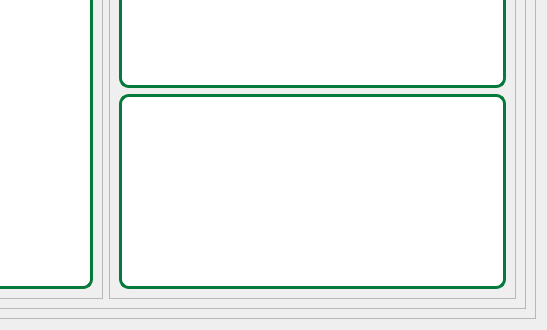
Qt form PATP/asset_ctrl/templates/interfaces/patr_view.ui (eduardogm22/controle_patrimonio) before a commit; both pictures show x 335 to 882 and y 298 to 628 of the 882 by 628 pixel window.
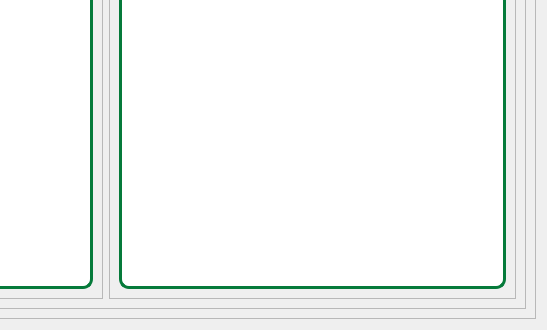
The same form after that commit.

Diff of the .ui file:
```diff
--- a/PATP/asset_ctrl/templates/interfaces/patr_view.ui
+++ b/PATP/asset_ctrl/templates/interfaces/patr_view.ui
@@ -422,29 +422,6 @@
               </property>
              </widget>
             </item>
-            <item>
-             <widget class="QListView" name="date_view">
-              <property name="minimumSize">
-               <size>
-                <width>300</width>
-                <height>0</height>
-               </size>
-              </property>
-              <property name="maximumSize">
-               <size>
-                <width>600</width>
-                <height>16777215</height>
-               </size>
-              </property>
-              <property name="styleSheet">
-               <string notr="true">background-color:white;	
-border:3px solid #057A3A;
-border-radius:10px
-
-</string>
-              </property>
-             </widget>
-            </item>
            </layout>
           </widget>
          </item>
```
